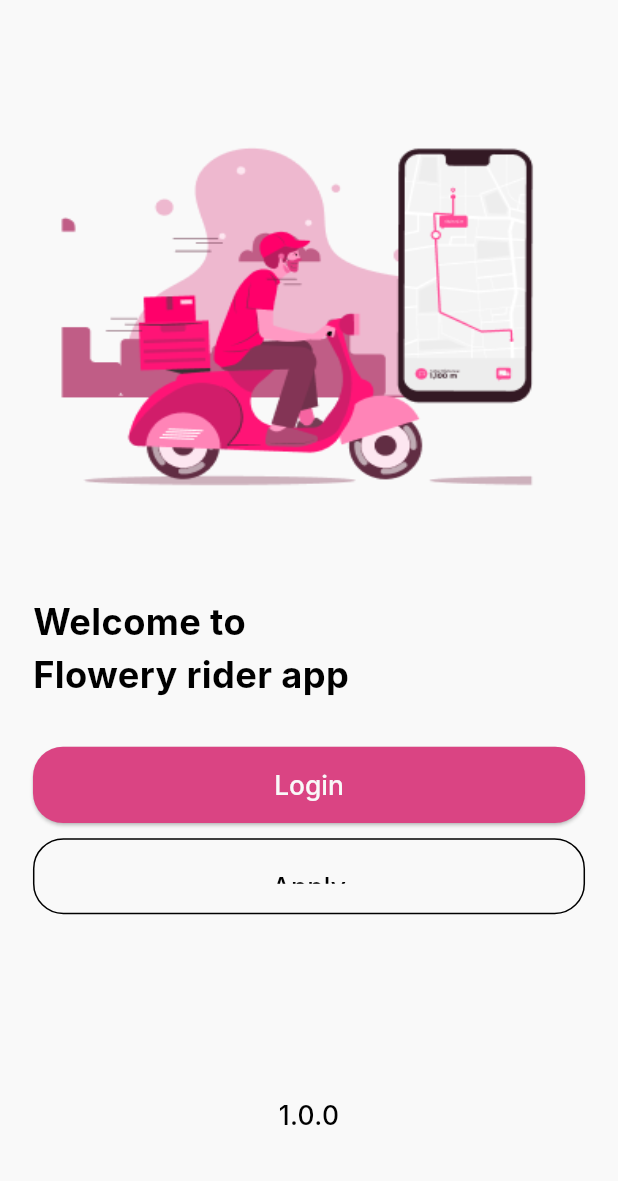
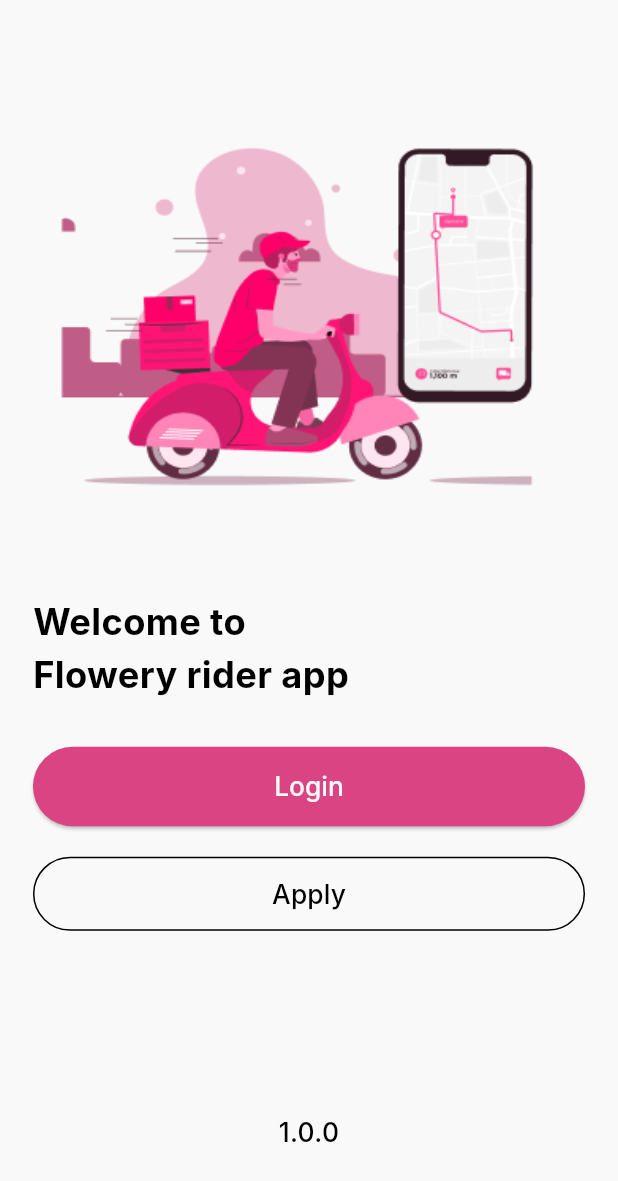
Before and after one commit to Elevate-team2/tracking-app, a Flutter app: the screen it shows after launch, on a phone screen of 412 x 824 dp. Shown: the top 1181 px of the screen. Run offline on Flutter 3.47's test engine with Material 3 defaults, Android fonts, the phone set to English and light mode, and no system bars; our stand-ins replace bloc, dio, equatable, firebase_auth, flutter_bloc, flutter_secure_storage and 10 more; missing offline and left inert: dio_cache_interceptor; accounts and stored records are empty; generated files the repository leaves out were written again; Roboto replaces fonts that are missing (Inter).

Commit message:
solve issue

```diff
--- a/lib/core/firebase_error/firebase_error.dart
+++ b/lib/core/firebase_error/firebase_error.dart
@@ -1,6 +1,5 @@
 import 'dart:io';
 import 'package:firebase_auth/firebase_auth.dart';
-import 'package:firebase_core/firebase_core.dart';
 import 'package:tracking_app/core/api_result/result.dart';
 
 class FirebaseErrorHandler extends FailedResult {
--- a/lib/core/theme/app_colors.dart
+++ b/lib/core/theme/app_colors.dart
@@ -6,8 +6,9 @@ abstract class AppColors {
   static const Color green=Color(0xFF11CE19);
   static const Color lightPink=Color(0xFFF9ECF0);
   static const Color lightGray=Color(0xFFA6A6A6);
+  static const Color midGray=Color(0xFF878787);
 
-
+//#878787
 //#A6A6A6
   static const MaterialColor pink=MaterialColor (0xFFD21E6A, <int , Color>{
     10: Color(0xFFf6d2e1),
--- a/lib/core/theme/app_theme.dart
+++ b/lib/core/theme/app_theme.dart
@@ -3,7 +3,7 @@ import 'package:google_fonts/google_fonts.dart';
 import 'package:tracking_app/core/theme/app_colors.dart';
 
 
-abstract class AppTheme {
+ class AppTheme {
   static ThemeData getTheme(ColorScheme colors) {
     return ThemeData(
       colorScheme: colors,
@@ -25,7 +25,11 @@ abstract class AppTheme {
 
       elevatedButtonTheme: ElevatedButtonThemeData(
         style: ElevatedButton.styleFrom(
-          shape: RoundedRectangleBorder(borderRadius: BorderRadius.circular(20)),
+          padding:const EdgeInsets.symmetric(
+            vertical: 16
+          ),
+          shape: RoundedRectangleBorder(borderRadius:
+          BorderRadius.circular(30)),
           backgroundColor: AppColors.pink[50],
           foregroundColor: AppColors.white,
           textStyle: GoogleFonts.roboto(
--- a/lib/feature/auth/api/models/apply/request/apply_request.dart
+++ b/lib/feature/auth/api/models/apply/request/apply_request.dart
@@ -62,7 +62,6 @@
 //
 //   Map<String, dynamic> toJson() => _$ApplyRequestToJson(this);
 // }
-import 'dart:io';
 import 'package:json_annotation/json_annotation.dart';
 import 'personal_info.dart';
 import 'location_info.dart';
--- a/lib/feature/auth/presentation/view/screens/register_screen.dart
+++ b/lib/feature/auth/presentation/view/screens/register_screen.dart
@@ -264,11 +264,10 @@ class _ApplyScreenState extends State<ApplyScreen> {
                       TextFormField(
                         controller: vehicleNumberCtrl,
                         decoration: InputDecoration(
-                          labelText: context.loc.secondnameLabel,
+                          labelText: context.loc.vehicleNumber,
                           border: const OutlineInputBorder(),
-
                         ),
-                        validator: Validator.validatePhoneNumber,
+                        validator: Validator.validateNumber,
                       ),
                       SizedBox(height: sh * 0.02),
 
--- a/lib/feature/onboarding/presentation/pages/onboarding_screen.dart
+++ b/lib/feature/onboarding/presentation/pages/onboarding_screen.dart
@@ -57,14 +57,22 @@ class _OnBoarddingScreenState extends State<OnBoarddingScreen> {
                 ),
               ),
               SizedBox(height: context.setHight(30)),
-              SizedBox(
-                height: context.setHight(50),
-                child: ElevatedButton(
+
+                ElevatedButton(
+
                   style: ElevatedButton.styleFrom(
+                    shape: RoundedRectangleBorder(
+                      borderRadius: BorderRadius.circular(30)
+                    ),
+                    padding:const EdgeInsets.symmetric(
+                      vertical: 16
+                    ),
+
                     textStyle: getMediumStyle(
                       color: AppColors.white,
                       fontSize: context.setSp(FontSize.s20),
                     ),
+
                   ),
                   onPressed: () {
                     Navigator.pushNamed(context, AppRoute.loginRoute);
@@ -75,22 +83,22 @@ class _OnBoarddingScreenState extends State<OnBoarddingScreen> {
                         fontSize: context.setSp(FontSize.s16),
                       ),),
                 ),
-              ),
-              SizedBox(height: context.setHight(10)),
-              SizedBox(
-                height: context.setHight(50),
-                child: OutlinedButton(
+
+              SizedBox(height: context.setHight(20)),
+
+
+                OutlinedButton(
                   onPressed: () {
                     Navigator.pushNamed(context, AppRoute.applyScreen);
                   },
                   style: OutlinedButton.styleFrom(
                     side: const BorderSide(color: AppColors.black),
                     padding: EdgeInsets.symmetric(
-                      vertical: context.setHight(20),
+                      vertical: context.setHight(12),
                     ),
                     shape: RoundedRectangleBorder(
                       borderRadius: BorderRadius.circular(
-                        context.setMinSize(20),
+                        context.setMinSize(30),
                       ),
                     ),
                   ),
@@ -104,7 +112,7 @@ class _OnBoarddingScreenState extends State<OnBoarddingScreen> {
                     ),
                   ),
                 ),
-              ),
+
               SizedBox(height: context.setHight(120)),
               Center(
                 child: Text(
--- a/lib/main.dart
+++ b/lib/main.dart
@@ -1,4 +1,3 @@
-import 'package:device_preview/device_preview.dart';
 import 'package:flutter/material.dart';
 import 'package:provider/provider.dart';
 import 'package:tracking_app/config/app_language_config/app_language_config.dart';
@@ -75,12 +74,13 @@ class _MyAppState extends State<MyApp> {
 
           return MaterialApp(
             navigatorKey: Routes.navigatorKey,
-            initialRoute: initialRoute,
+            initialRoute: AppRoute.onBoarding,
             debugShowCheckedModeBanner: false,
             localizationsDelegates: AppLocalizations.localizationsDelegates,
             supportedLocales: AppLocalizations.supportedLocales,
             locale: Locale(appLanguageConfig.selectedLocal),
             theme: AppTheme.lightTheme,
+
             onGenerateRoute: Routes.onGenerate,
           );
         },
```
Also changed, not shown: lib/core/validator/validator.dart (+10 -0 lines), lib/feature/auth/presentation/view/screens/login_screen.dart (+2 -5 lines), 6 other files.
